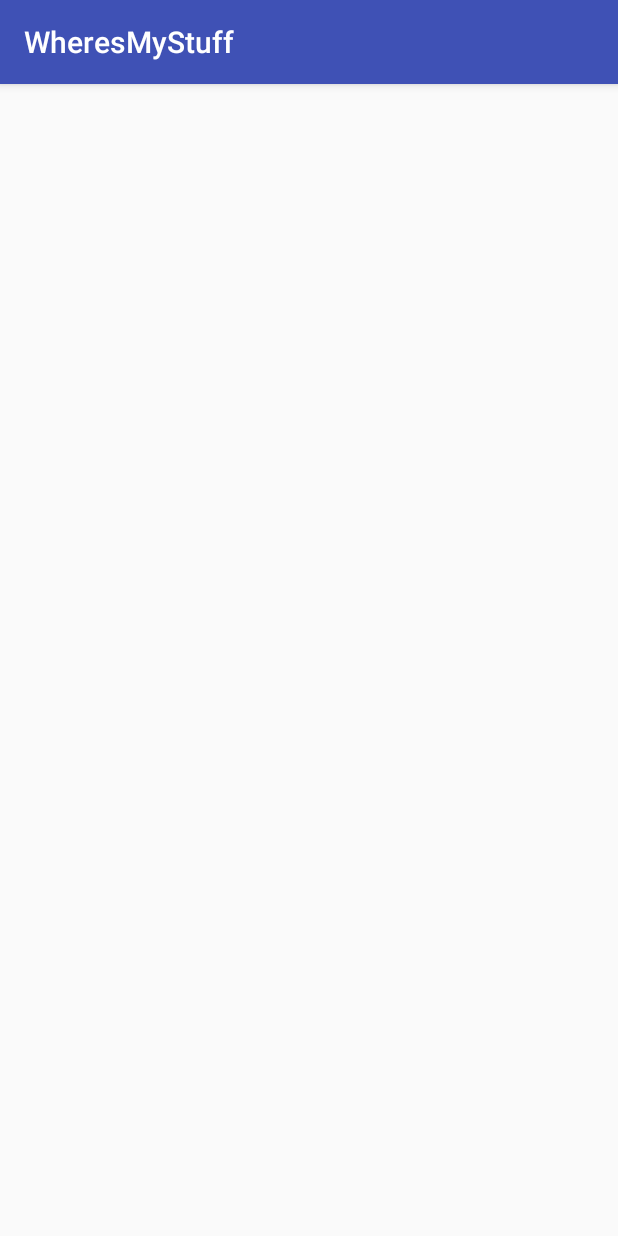
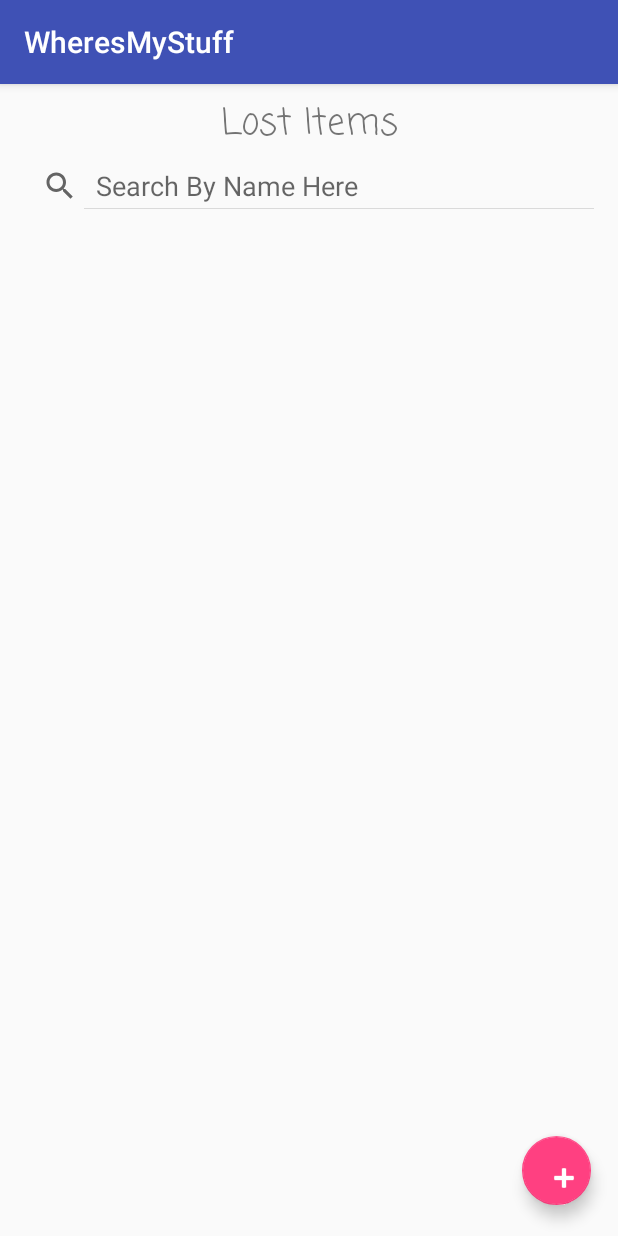
Before and after one commit to drewteachout/WheresMyStuff, an Android app: the LostItemsActivity screen opened directly, with no data from a screen before it, on a phone screen of 412 x 824 dp. Run offline under Robolectric (Android 15) with nearby library versions, the phone set to English and light mode, and no system bars.

Commit message:
Redesigned view lost items. Made lost items searchable by name. Created custom adapter to display ItemReport in list view.

```diff
--- a/app/src/main/java/com/example/drew/wheresmystuff/controllers/LostItemsActivity.java
+++ b/app/src/main/java/com/example/drew/wheresmystuff/controllers/LostItemsActivity.java
@@ -1,11 +1,12 @@
 package com.example.drew.wheresmystuff.controllers;
 
 import android.content.Intent;
+import android.support.design.widget.FloatingActionButton;
 import android.support.v7.app.AppCompatActivity;
 import android.os.Bundle;
-import android.support.v7.widget.Toolbar;
 import android.view.View;
-import android.widget.Button;
+import android.widget.SearchView;
+import android.text.TextUtils;
 import android.widget.ListView;
 
 import com.example.drew.wheresmystuff.R;
@@ -15,32 +16,63 @@ import com.example.drew.wheresmystuff.model.ItemReportManager;
 
 import java.util.ArrayList;
 
-public class LostItemsActivity extends AppCompatActivity {
+public class LostItemsActivity extends AppCompatActivity implements SearchView.OnQueryTextListener {
 
     private static ItemAdapter mAdapter;
     private ListView mListView;
+    private SearchView mSearchView;
+    private FloatingActionButton mNewLostItemButton;
 
     @Override
     protected void onCreate(Bundle savedInstanceState) {
         super.onCreate(savedInstanceState);
-        setContentView(R.layout.activity_view_item_reports);
+        setContentView(R.layout.activity_lost_items);
 
         mListView = (ListView) findViewById(R.id.itemsList);
+        mSearchView = (SearchView) findViewById(R.id.searchView);
+        mNewLostItemButton = (FloatingActionButton) findViewById(R.id.newLostItemButton);
 
         ArrayList<ItemReport> reports = ItemReportManager.myItemReports.getAllItemsList();
 
         mAdapter = new ItemAdapter(reports, R.layout.row_item, getApplicationContext());
+        mListView.setAdapter(mAdapter);
 
-        mListView.setAdapter(mAdapter);
-        //TextView report_list = (TextView)findViewById(R.id.viewItemReports);
-        /**
-         * Displays all submitted item reports
-         */
+        mListView.setTextFilterEnabled(true);
+        mNewLostItemButton.setOnClickListener(new View.OnClickListener() {
+            @Override
+            public void onClick(View v) {
+                Intent add = new Intent(getApplicationContext(), ReportLostItemActivity.class);
+                startActivity(add);
+            }
+        });
 
-        /*for(ItemReport report : reports) {
-            report_list.append(report.toString());
-            report_list.append("\n");
 
-        }*/
+        setupSearchView();
+    }
+
+    private void onAddPressed(View view) {
+        startActivity(new Intent(this, ReportLostItemActivity.class));
+    }
+
+    private void setupSearchView() {
+        mSearchView.setIconifiedByDefault(false);
+        mSearchView.setOnQueryTextListener(this);
+        //mSearchView.setSubmitButtonEnabled(true);
+        mSearchView.setQueryHint("Search By Name Here");
+    }
+
+    @Override
+    public boolean onQueryTextChange(String newText) {
+        if (TextUtils.isEmpty(newText)) {
+           mListView.clearTextFilter();
+        } else {
+            mListView.setFilterText(newText);
+        }
+        return true;
+    }
+
+    @Override
+    public boolean onQueryTextSubmit(String query) {
+        return false;
     }
 }
--- /dev/null
+++ b/app/src/main/res/layout/activity_lost_items.xml
@@ -0,0 +1,124 @@
+<?xml version="1.0" encoding="utf-8"?>
+<!--<android.support.constraint.ConstraintLayout xmlns:android="http://schemas.android.com/apk/res/android"
+    xmlns:app="http://schemas.android.com/apk/res-auto"
+    xmlns:tools="http://schemas.android.com/tools"
+    android:layout_width="match_parent"
+    android:layout_height="match_parent"
+    tools:context="com.example.drew.wheresmystuff.controllers.LostItemsActivity">
+
+    <Button
+        android:id="@+id/returnToMain"
+        android:layout_width="wrap_content"
+        android:layout_height="wrap_content"
+        android:text="Return to Main"
+        tools:layout_constraintTop_creator="1"
+        tools:layout_constraintRight_creator="1"
+        android:layout_marginStart="124dp"
+        android:layout_marginEnd="108dp"
+        app:layout_constraintRight_toRightOf="parent"
+        android:layout_marginTop="21dp"
+        app:layout_constraintTop_toBottomOf="@+id/viewItemReports"
+        tools:layout_constraintLeft_creator="1"
+        app:layout_constraintLeft_toLeftOf="@+id/viewItemReports"
+        app:layout_constraintHorizontal_bias="0.523" />
+
+    <TextView
+        android:id="@+id/viewItemReports"
+        android:layout_width="357dp"
+        android:layout_height="399dp"
+        tools:layout_constraintTop_creator="1"
+        tools:layout_constraintRight_creator="1"
+        tools:layout_constraintBottom_creator="1"
+        android:layout_marginStart="11dp"
+        app:layout_constraintBottom_toBottomOf="parent"
+        android:layout_marginEnd="11dp"
+        app:layout_constraintRight_toRightOf="parent"
+        android:layout_marginTop="40dp"
+        tools:layout_constraintLeft_creator="1"
+        android:layout_marginBottom="40dp"
+        app:layout_constraintLeft_toLeftOf="parent"
+        app:layout_constraintTop_toTopOf="parent"
+        app:layout_constraintVertical_bias="0.0"
+        app:layout_constraintHorizontal_bias="0.518" />
+</android.support.constraint.ConstraintLayout>-->
+<android.support.constraint.ConstraintLayout xmlns:android="http://schemas.android.com/apk/res/android"
+    xmlns:app="http://schemas.android.com/apk/res-auto"
+    xmlns:tools="http://schemas.android.com/tools"
+    android:layout_width="match_parent"
+    android:layout_height="match_parent"
+    android:fitsSystemWindows="true"
+    tools:context="com.example.drew.wheresmystuff.controllers.LostItemsActivity">
+
+    <TextView
+        android:id="@+id/textView"
+        android:layout_width="wrap_content"
+        android:layout_height="wrap_content"
+        android:fontFamily="casual"
+        android:text="@string/lost_items"
+        android:textSize="24sp"
+        app:layout_constraintTop_toTopOf="parent"
+        android:layout_marginTop="8dp"
+        android:layout_marginLeft="8dp"
+        app:layout_constraintLeft_toLeftOf="parent"
+        app:layout_constraintBottom_toBottomOf="parent"
+        android:layout_marginBottom="8dp"
+        android:layout_marginRight="8dp"
+        app:layout_constraintRight_toRightOf="parent"
+        app:layout_constraintVertical_bias="0.0"
+        android:layout_marginStart="8dp"
+        android:layout_marginEnd="8dp" />
+
+    <SearchView
+        android:id="@+id/searchView"
+        android:layout_width="0dp"
+        android:layout_height="30dp"
+        android:layout_marginBottom="8dp"
+        android:layout_marginLeft="8dp"
+        android:layout_marginRight="8dp"
+        app:layout_constraintBottom_toBottomOf="parent"
+        app:layout_constraintHorizontal_bias="0.0"
+        app:layout_constraintLeft_toLeftOf="parent"
+        app:layout_constraintRight_toRightOf="parent"
+        android:layout_marginTop="8dp"
+        app:layout_constraintTop_toBottomOf="@+id/textView"
+        app:layout_constraintVertical_bias="0.0"
+        android:layout_marginStart="8dp"
+        android:layout_marginEnd="8dp" />
+
+    <android.support.design.widget.FloatingActionButton
+        android:id="@+id/newLostItemButton"
+        android:layout_width="58dp"
+        android:layout_height="46dp"
+        android:layout_marginBottom="8dp"
+        android:layout_marginLeft="199dp"
+        android:layout_marginRight="8dp"
+        android:layout_marginTop="8dp"
+        android:clickable="true"
+        android:tint="@android:color/white"
+        app:layout_constraintBottom_toBottomOf="parent"
+        app:layout_constraintHorizontal_bias="0.938"
+        app:layout_constraintLeft_toLeftOf="parent"
+        app:layout_constraintRight_toRightOf="parent"
+        app:layout_constraintTop_toTopOf="parent"
+        app:layout_constraintVertical_bias="0.982"
+        app:srcCompat="@android:drawable/ic_input_add" />
+
+    <ListView
+        android:id="@+id/itemsList"
+        android:layout_width="0dp"
+        android:layout_height="0dp"
+        android:layout_marginBottom="7dp"
+        android:layout_marginEnd="8dp"
+        android:layout_marginLeft="8dp"
+        android:layout_marginRight="8dp"
+        android:layout_marginStart="8dp"
+        android:layout_marginTop="8dp"
+        app:layout_constraintBottom_toBottomOf="parent"
+        app:layout_constraintHorizontal_bias="0.0"
+        app:layout_constraintLeft_toLeftOf="parent"
+        app:layout_constraintRight_toRightOf="parent"
+        app:layout_constraintTop_toBottomOf="@+id/searchView"
+        app:layout_constraintVertical_bias="0.0" />
+
+
+</android.support.constraint.ConstraintLayout>
--- a/app/src/main/res/layout/activity_view_item_reports.xml
+++ /dev/null
@@ -1,58 +0,0 @@
-<?xml version="1.0" encoding="utf-8"?>
-<!--<android.support.constraint.ConstraintLayout xmlns:android="http://schemas.android.com/apk/res/android"
-    xmlns:app="http://schemas.android.com/apk/res-auto"
-    xmlns:tools="http://schemas.android.com/tools"
-    android:layout_width="match_parent"
-    android:layout_height="match_parent"
-    tools:context="com.example.drew.wheresmystuff.controllers.LostItemsActivity">
-
-    <Button
-        android:id="@+id/returnToMain"
-        android:layout_width="wrap_content"
-        android:layout_height="wrap_content"
-        android:text="Return to Main"
-        tools:layout_constraintTop_creator="1"
-        tools:layout_constraintRight_creator="1"
-        android:layout_marginStart="124dp"
-        android:layout_marginEnd="108dp"
-        app:layout_constraintRight_toRightOf="parent"
-        android:layout_marginTop="21dp"
-        app:layout_constraintTop_toBottomOf="@+id/viewItemReports"
-        tools:layout_constraintLeft_creator="1"
-        app:layout_constraintLeft_toLeftOf="@+id/viewItemReports"
-        app:layout_constraintHorizontal_bias="0.523" />
-
-    <TextView
-        android:id="@+id/viewItemReports"
-        android:layout_width="357dp"
-        android:layout_height="399dp"
-        tools:layout_constraintTop_creator="1"
-        tools:layout_constraintRight_creator="1"
-        tools:layout_constraintBottom_creator="1"
-        android:layout_marginStart="11dp"
-        app:layout_constraintBottom_toBottomOf="parent"
-        android:layout_marginEnd="11dp"
-        app:layout_constraintRight_toRightOf="parent"
-        android:layout_marginTop="40dp"
-        tools:layout_constraintLeft_creator="1"
-        android:layout_marginBottom="40dp"
-        app:layout_constraintLeft_toLeftOf="parent"
-        app:layout_constraintTop_toTopOf="parent"
-        app:layout_constraintVertical_bias="0.0"
-        app:layout_constraintHorizontal_bias="0.518" />
-</android.support.constraint.ConstraintLayout>-->
-<android.support.design.widget.CoordinatorLayout xmlns:android="http://schemas.android.com/apk/res/android"
-    xmlns:app="http://schemas.android.com/apk/res-auto"
-    xmlns:tools="http://schemas.android.com/tools"
-    android:layout_width="match_parent"
-    android:layout_height="match_parent"
-    android:fitsSystemWindows="true"
-    tools:context="com.example.drew.wheresmystuff.controllers.LostItemsActivity">
-
-    <ListView
-        android:id="@+id/itemsList"
-        android:layout_width="match_parent"
-        android:layout_height="match_parent" />
-
-
-</android.support.design.widget.CoordinatorLayout>
--- a/app/src/main/res/values/strings.xml
+++ b/app/src/main/res/values/strings.xml
@@ -28,10 +28,13 @@
         <item>To do 2</item>
         <item>To do 3</item>
     </string-array>
+    <string name="view_lost_items">View Lost Items</string>
+    <string name="report_lost_items">Report Lost Items</string>
 
     <!-- Strings related to reporting and searching lost items -->
     <string name="report_lost_item">Report Lost Item</string>
-
+    <string name="lost_items">Lost Items</string>
+    <string name="search">Search</string>
     <string-array name="item_category">
         <item>Keepsake</item>
         <item>Heirloom</item>
```
Also changed, not shown: app/src/main/java/com/example/drew/wheresmystuff/controllers/HomeScreenActivity.java (+5 -8 lines), app/src/main/java/com/example/drew/wheresmystuff/model/ItemAdapter.java (+94 -4 lines), app/src/main/res/layout/activity_home_screen.xml (+22 -12 lines), app/src/main/res/layout/activity_report_lost_item.xml (+9 -6 lines).
